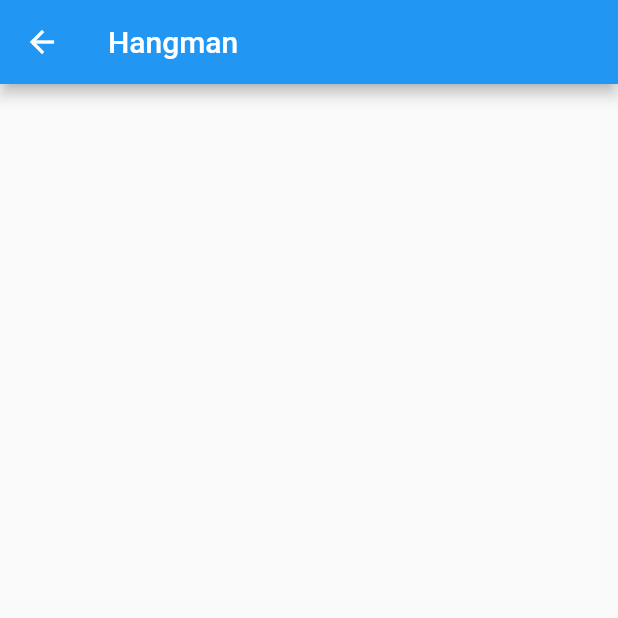
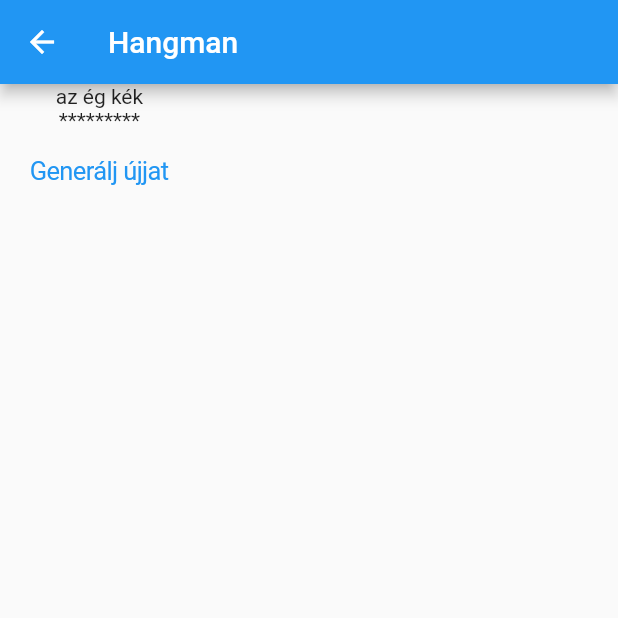
Before and after one commit to vellt/hangman_gyak, a Flutter app: the GameView screen opened directly, on a phone screen of 412 x 824 dp, the top half of it. Run offline on Flutter 3.47's test engine with Material 2 defaults, Android fonts, the light colour scheme and no system bars; our stand-ins replace get.

Commit message:
controller bővítve lett

```diff
--- a/lib/controllers/game_view_controller.dart
+++ b/lib/controllers/game_view_controller.dart
@@ -1,4 +1,39 @@
 // játék logika
+import 'dart:math';
 import 'package:get/get.dart';
+import 'package:hangman/models/tipp.dart';
 
-class GameViewController extends GetxController {}
+class GameViewController extends GetxController {
+  List<String> szovegek = [
+    "alma piros",
+    "az ég kék",
+    "gurul a szekér",
+  ];
+
+  String randomSzoveg = ""; //alma
+
+  String csillagosSzoveg = ""; //****
+
+  void randomSzovegGeneralasa() {
+    int index = Random().nextInt(szovegek.length); //]0,szoveghossz];
+    randomSzoveg = szovegek[index];
+    csillagosSzoveg = "";
+    for (int i = 0; i < randomSzoveg.length; i++) {
+      csillagosSzoveg += "*";
+    }
+    update();
+  }
+
+  List<Tipp> tippek = [];
+
+  bool nyertEaFelhasznalo() {
+    return csillagosSzoveg == randomSzoveg;
+  }
+
+  @override
+  void onInit() {
+    // TODO: implement onInit
+    super.onInit();
+    randomSzovegGeneralasa();
+  }
+}
--- a/lib/main.dart
+++ b/lib/main.dart
@@ -1,5 +1,6 @@
 import 'package:flutter/material.dart';
 import 'package:get/get.dart';
+import 'package:hangman/views/game_view.dart';
 import 'package:hangman/views/home_view.dart';
 
 void main() {
--- a/lib/views/game_view.dart
+++ b/lib/views/game_view.dart
@@ -1,13 +1,34 @@
 import 'package:flutter/cupertino.dart';
 import 'package:flutter/material.dart';
+import 'package:get/get.dart';
+import 'package:hangman/controllers/game_view_controller.dart';
 
 class GameView extends StatelessWidget {
+  GameViewController controller = Get.put(GameViewController());
+
   @override
   Widget build(BuildContext context) {
-    return Scaffold(
-      appBar: AppBar(
-        title: Text("Hangman"),
-      ),
+    return GetBuilder<GameViewController>(
+      init: controller,
+      builder: (_) {
+        return Scaffold(
+          appBar: AppBar(
+            title: Text("Hangman"),
+          ),
+          body: Column(
+            children: [
+              Text(controller.randomSzoveg),
+              Text(controller.csillagosSzoveg),
+              CupertinoButton(
+                child: Text("Generálj újjat"),
+                onPressed: () {
+                  controller.randomSzovegGeneralasa();
+                },
+              )
+            ],
+          ),
+        );
+      },
     );
   }
 }
```
Also changed, not shown: images/6.png.
